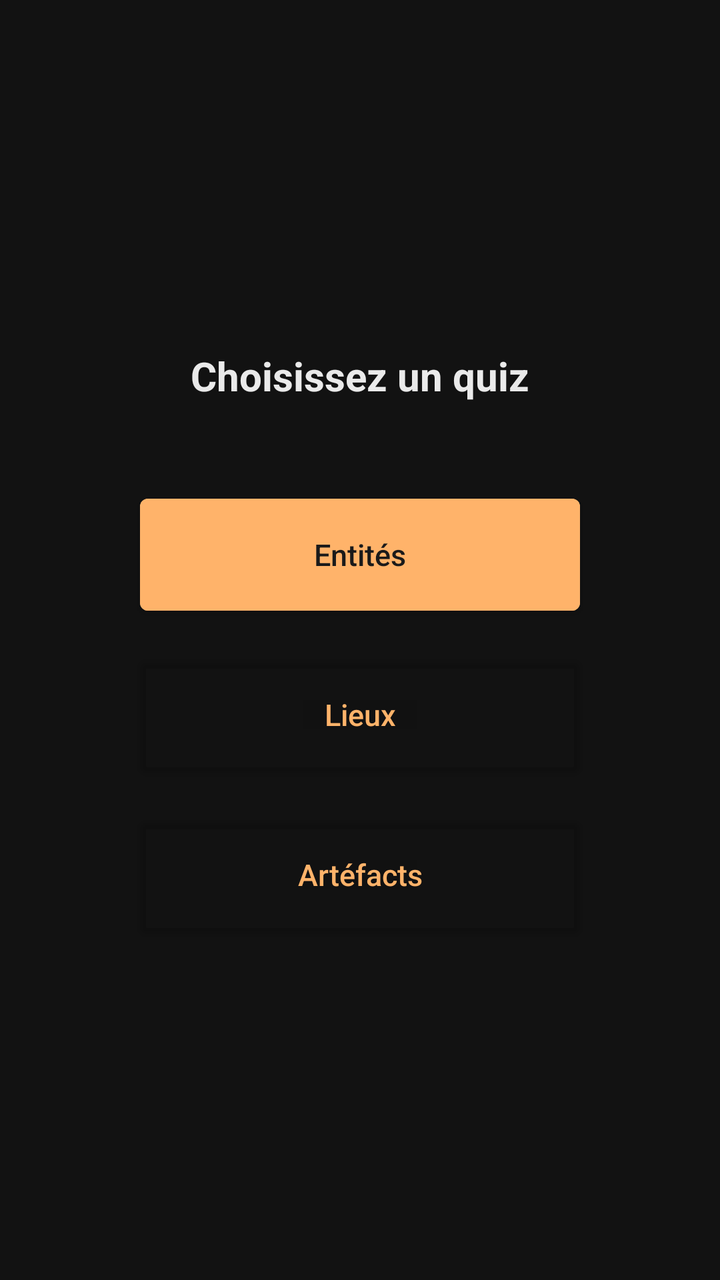
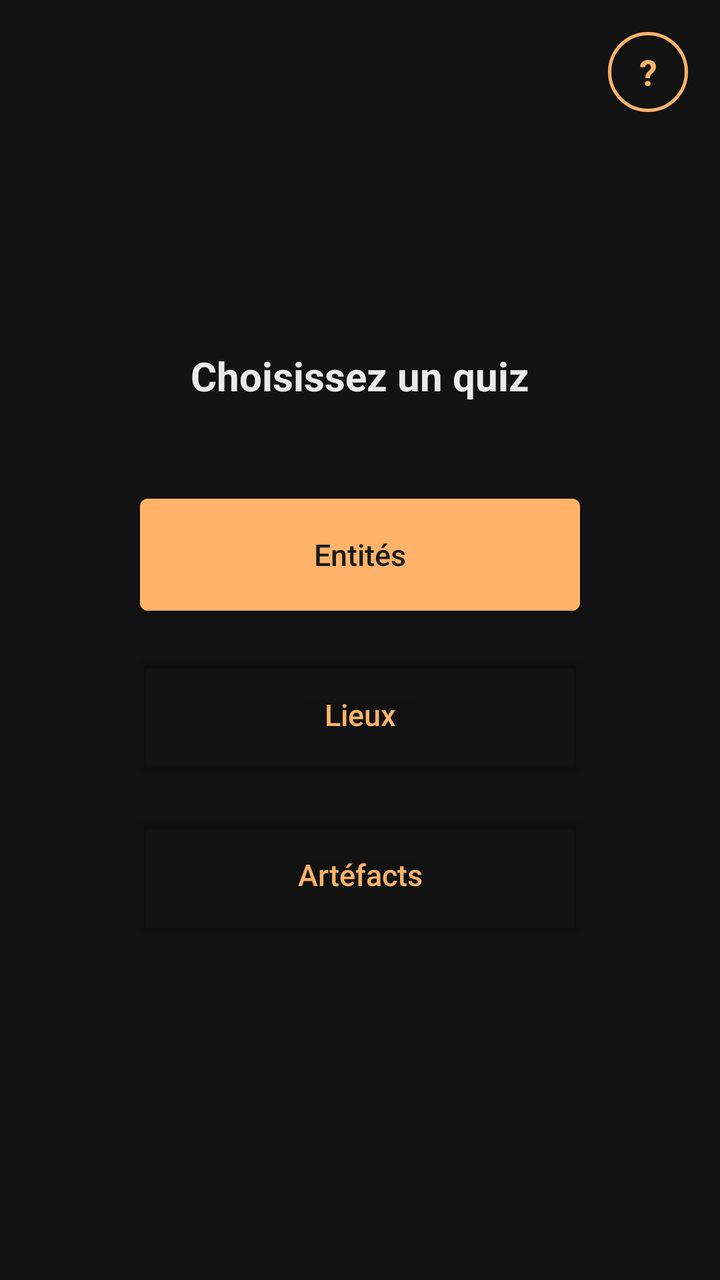

An Android layout rendered at two revisions. The XML below is the earlier revision; the diff shows what the commit changed to produce the second picture.
<!-- AndroidManifest.xml: application theme Theme.App_mythology -->
<!-- res/layout/fragment_quiz_choice.xml -->
<?xml version="1.0" encoding="utf-8"?>
<LinearLayout xmlns:android="http://schemas.android.com/apk/res/android"
    android:layout_width="match_parent" android:layout_height="match_parent"
    android:orientation="vertical" android:gravity="center" android:padding="32dp"
    android:background="@color/surface">

    <TextView android:layout_width="wrap_content" android:layout_height="wrap_content"
        android:text="Choisissez un quiz" android:textSize="20sp" android:textStyle="bold"
        android:textColor="@color/on_surface" android:layout_marginBottom="48dp"/>

    <Button android:id="@+id/btn_quiz_entity"
        android:backgroundTint="@color/primary" android:textColor="@color/on_primary"
        android:layout_width="220dp" android:layout_height="56dp"
        android:text="Entités" android:layout_marginBottom="24dp"/>

    <Button android:id="@+id/btn_quiz_place"
        android:backgroundTint="@android:color/transparent" android:textColor="@color/primary"
        android:layout_width="220dp" android:layout_height="56dp"
        android:text="Lieux" android:layout_marginBottom="24dp"/>

    <Button android:id="@+id/btn_quiz_artifact"
        android:backgroundTint="@android:color/transparent" android:textColor="@color/primary"
        android:layout_width="220dp" android:layout_height="56dp"
        android:text="Artéfacts"/>

</LinearLayout>
<!-- resources referenced by this layout -->
<resources>
  <color name="on_primary">#FF1A1A1A</color>
  <color name="on_surface">#FFEAEAEA</color>
  <color name="primary">#FFB36A</color>
  <color name="surface">#FF121212</color>
  <style name="Theme.App_mythology" parent="Base.Theme.App_mythology" />
  <style name="Base.Theme.App_mythology" parent="Theme.MaterialComponents.DayNight">
          
          <item name="colorPrimary">@color/primary</item>
          <item name="colorPrimaryDark">@color/colorPrimaryDark</item>
          <item name="colorAccent">@color/colorAccent</item>
          <item name="colorOnPrimary">@color/on_primary</item>
          <item name="colorSurface">@color/surface</item>
          <item name="colorOnSurface">@color/on_surface</item>
          <item name="android:windowBackground">@color/surface</item>
          <item name="android:statusBarColor">@color/surface</item>
          <item name="android:navigationBarColor">@color/surface</item>
          
          <item name="actionBarStyle">@style/MyActionBar</item>
          <item name="textInputStyle">@style/Widget.MaterialComponents.TextInputLayout.OutlinedBox</item>
          
          <item name="materialButtonStyle">@style/AppButton</item>
      </style>
  <color name="colorPrimaryDark">#FF0A0A0A</color>
  <color name="colorAccent">#FFB36A</color>
  <style name="MyActionBar" parent="Widget.MaterialComponents.ActionBar.Solid">
          <item name="background">@color/surface</item>
          <item name="titleTextStyle">@style/MyActionBarTitle</item>
          <item name="navigationIconTint">@color/primary</item>
      </style>
  <style name="AppButton" parent="Widget.MaterialComponents.Button">
          <item name="android:textAllCaps">false</item>
          <item name="android:letterSpacing">0</item>
          <item name="android:insetTop">0dp</item>
          <item name="android:insetBottom">0dp</item>
          <item name="android:maxLines">1</item>
          <item name="android:textSize">15sp</item>
          <item name="autoSizeTextType">uniform</item>
          <item name="autoSizeMinTextSize">11sp</item>
          <item name="autoSizeMaxTextSize">15sp</item>
      </style>
  <style name="MyActionBarTitle" parent="TextAppearance.Widget.AppCompat.Toolbar.Title">
          <item name="android:textColor">@color/on_surface</item>
      </style>
</resources>

<!-- the commit's change to res/layout/fragment_quiz_choice.xml (unified diff, before → after) -->
@@ -1,26 +1,41 @@
 <?xml version="1.0" encoding="utf-8"?>
-<LinearLayout xmlns:android="http://schemas.android.com/apk/res/android"
+<FrameLayout xmlns:android="http://schemas.android.com/apk/res/android"
     android:layout_width="match_parent" android:layout_height="match_parent"
-    android:orientation="vertical" android:gravity="center" android:padding="32dp"
     android:background="@color/surface">
 
-    <TextView android:layout_width="wrap_content" android:layout_height="wrap_content"
-        android:text="Choisissez un quiz" android:textSize="20sp" android:textStyle="bold"
-        android:textColor="@color/on_surface" android:layout_marginBottom="48dp"/>
+    <LinearLayout
+        android:layout_width="match_parent" android:layout_height="match_parent"
+        android:orientation="vertical" android:gravity="center" android:padding="32dp">
 
-    <Button android:id="@+id/btn_quiz_entity"
-        android:backgroundTint="@color/primary" android:textColor="@color/on_primary"
-        android:layout_width="220dp" android:layout_height="56dp"
-        android:text="Entités" android:layout_marginBottom="24dp"/>
+        <TextView android:layout_width="wrap_content" android:layout_height="wrap_content"
+            android:text="Choisissez un quiz" android:textSize="20sp" android:textStyle="bold"
+            android:textColor="@color/on_surface" android:layout_marginBottom="48dp"/>
 
-    <Button android:id="@+id/btn_quiz_place"
-        android:backgroundTint="@android:color/transparent" android:textColor="@color/primary"
-        android:layout_width="220dp" android:layout_height="56dp"
-        android:text="Lieux" android:layout_marginBottom="24dp"/>
+        <Button android:id="@+id/btn_quiz_entity"
+            android:backgroundTint="@color/primary" android:textColor="@color/on_primary"
+            android:layout_width="220dp" android:layout_height="56dp"
+            android:text="Entités" android:layout_marginBottom="24dp"/>
 
-    <Button android:id="@+id/btn_quiz_artifact"
-        android:backgroundTint="@android:color/transparent" android:textColor="@color/primary"
-        android:layout_width="220dp" android:layout_height="56dp"
-        android:text="Artéfacts"/>
+        <Button android:id="@+id/btn_quiz_place"
+            android:backgroundTint="@android:color/transparent" android:textColor="@color/primary"
+            android:layout_width="220dp" android:layout_height="56dp"
+            android:text="Lieux" android:layout_marginBottom="24dp"/>
 
-</LinearLayout>
+        <Button android:id="@+id/btn_quiz_artifact"
+            android:backgroundTint="@android:color/transparent" android:textColor="@color/primary"
+            android:layout_width="220dp" android:layout_height="56dp"
+            android:text="Artéfacts"/>
+
+    </LinearLayout>
+
+    <TextView android:id="@+id/btn_quiz_help"
+        android:layout_width="40dp" android:layout_height="40dp"
+        android:layout_gravity="top|end" android:layout_margin="16dp"
+        android:background="@drawable/bg_help_button"
+        android:gravity="center"
+        android:text="?" android:textSize="18sp" android:textStyle="bold"
+        android:textColor="@color/primary"
+        android:contentDescription="Aide sur les quiz"
+        android:clickable="true" android:focusable="true"/>
+
+</FrameLayout>
<!-- resource entries referenced after the edit -->
@@ -4,6 +4,13 @@
   <color name="on_surface">#FFEAEAEA</color>
   <color name="primary">#FFB36A</color>
   <color name="surface">#FF121212</color>
+  <!-- drawable bg_help_button (drawable) -->
+  <?xml version="1.0" encoding="utf-8"?>
+  <shape xmlns:android="http://schemas.android.com/apk/res/android"
+      android:shape="oval">
+      <solid android:color="@android:color/transparent"/>
+      <stroke android:width="1.5dp" android:color="@color/primary"/>
+  </shape>
   <style name="Theme.App_mythology" parent="Base.Theme.App_mythology" />
   <style name="Base.Theme.App_mythology" parent="Theme.MaterialComponents.DayNight">
           
